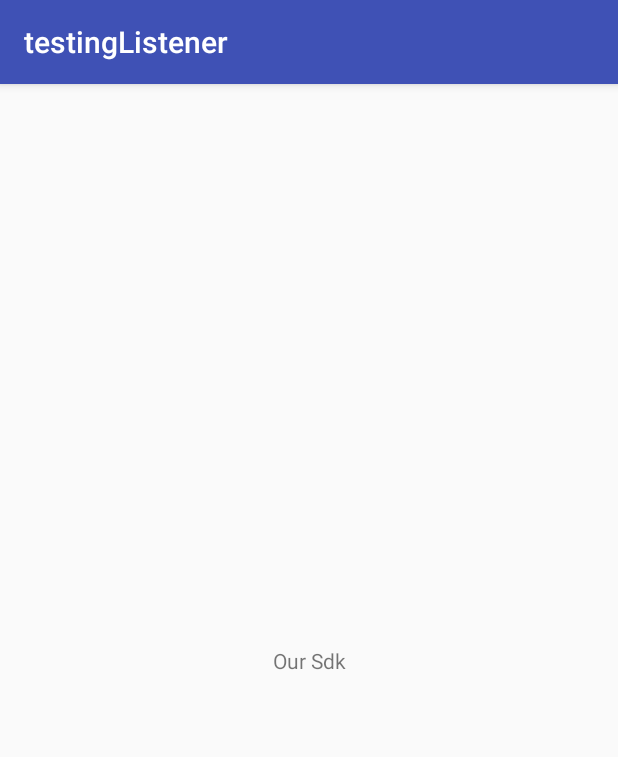
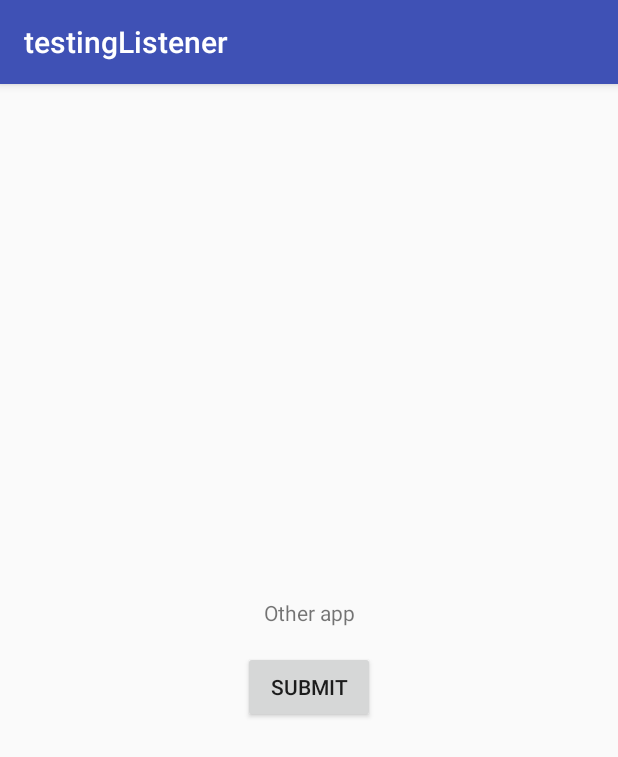
Before and after one commit to emadabel/test-listener, an Android app: the screen it shows after launch (OurSDKActivity before the commit, MainActivity after it), on a phone screen of 412 x 824 dp. Shown: the top 757 px of the screen. Run offline under Robolectric (Android 15) with nearby library versions, the phone set to English and light mode, and no system bars.

```diff
--- a/app/src/main/java/udacity/viktor/testinglistener/MainActivity.java
+++ b/app/src/main/java/udacity/viktor/testinglistener/MainActivity.java
@@ -3,6 +3,7 @@ package udacity.viktor.testinglistener;
 import android.os.Bundle;
 import android.support.v7.app.AppCompatActivity;
 import android.util.Log;
+import android.view.View;
 
 import udacity.viktor.oursdklibrary.AuthenticationController;
 import udacity.viktor.oursdklibrary.AuthenticationResult;
@@ -24,7 +25,6 @@ public class MainActivity extends AppCompatActivity implements ResultObserver {
 
         authenticationController.registerObserver(this);
         authenticationController.initialize(authenticationSettings);
-        authenticationController.startAuthentication(this);
     }
 
     @Override
@@ -33,11 +33,13 @@ public class MainActivity extends AppCompatActivity implements ResultObserver {
         authenticationController.removeObserver(this);
     }
 
+    // get the result from the static instance of AuthenticationController
+    // observer pattern with pull mechanism
     @Override
-    public void onResultUpdated(AuthenticationResult result) {
-        switch (result) {
+    public void onResultUpdated(AuthenticationController result) {
+        switch (result.getResult()) {
             case ERROR:
-                Log.d(TAG, "ERROR: " + result.message);
+                Log.d(TAG, "ERROR: " + result.getResult().message);
                 break;
             case CANCEL:
                 Log.d(TAG, "CANCEL");
@@ -47,4 +49,8 @@ public class MainActivity extends AppCompatActivity implements ResultObserver {
                 break;
         }
     }
+
+    public void Submit(View view) {
+        authenticationController.startAuthentication(this);
+    }
 }
--- a/app/src/main/res/layout/activity_main.xml
+++ b/app/src/main/res/layout/activity_main.xml
@@ -4,15 +4,33 @@
     xmlns:tools="http://schemas.android.com/tools"
     android:layout_width="match_parent"
     android:layout_height="match_parent"
-    tools:context=".MainActivity">
+    tools:context=".MainActivity"
+    tools:layout_editor_absoluteY="81dp">
 
     <TextView
+        android:id="@+id/textView"
         android:layout_width="wrap_content"
         android:layout_height="wrap_content"
+        android:layout_marginBottom="8dp"
+        android:layout_marginTop="8dp"
         android:text="Other app"
+        app:layout_constraintBottom_toTopOf="@+id/button"
+        app:layout_constraintEnd_toEndOf="parent"
+        app:layout_constraintStart_toStartOf="parent"
+        app:layout_constraintTop_toTopOf="parent"
+        app:layout_constraintVertical_chainStyle="packed" />
+
+    <Button
+        android:id="@+id/button"
+        android:layout_width="wrap_content"
+        android:layout_height="wrap_content"
+        android:layout_marginBottom="8dp"
+        android:layout_marginTop="8dp"
+        android:text="Submit"
+        android:onClick="Submit"
         app:layout_constraintBottom_toBottomOf="parent"
-        app:layout_constraintLeft_toLeftOf="parent"
-        app:layout_constraintRight_toRightOf="parent"
-        app:layout_constraintTop_toTopOf="parent" />
+        app:layout_constraintEnd_toEndOf="parent"
+        app:layout_constraintStart_toStartOf="parent"
+        app:layout_constraintTop_toBottomOf="@+id/textView" />
 
 </android.support.constraint.ConstraintLayout>
--- a/oursdklibrary/src/main/java/udacity/viktor/oursdklibrary/AuthenticationController.java
+++ b/oursdklibrary/src/main/java/udacity/viktor/oursdklibrary/AuthenticationController.java
@@ -17,6 +17,10 @@ public class AuthenticationController implements Subject {
 
     private AuthenticationController() {
 
+    }
+
+    public AuthenticationResult getResult() {
+        return mResult;
     }
 
     public static AuthenticationController getInstance() {
@@ -62,7 +66,7 @@ public class AuthenticationController implements Subject {
     @Override
     public void notifyObservers() {
         for (ResultObserver observer : mObservers) {
-            observer.onResultUpdated(mResult);
+            observer.onResultUpdated(this); // send the AuthenticationController object that holding the results
         }
     }
 
--- a/oursdklibrary/src/main/java/udacity/viktor/oursdklibrary/ResultObserver.java
+++ b/oursdklibrary/src/main/java/udacity/viktor/oursdklibrary/ResultObserver.java
@@ -5,5 +5,5 @@ package udacity.viktor.oursdklibrary;
 * Example for the Observer is the MainActivity
 */
 public interface ResultObserver {
-    void onResultUpdated(AuthenticationResult authenticationResult);
+    void onResultUpdated(AuthenticationController authenticationResult);
 }
```
